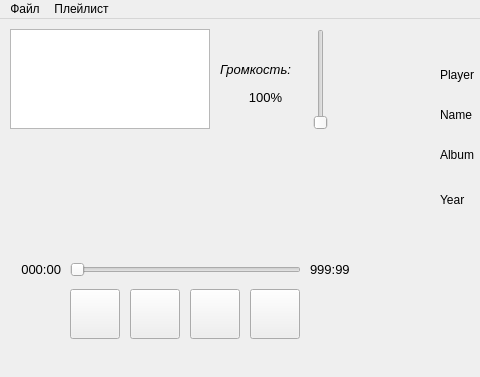
Qt form mainwindow.ui (esiole/gui_1h2020-post) before a commit; both pictures show x 0 to 480 and y 0 to 377 of the 951 by 529 pixel window.
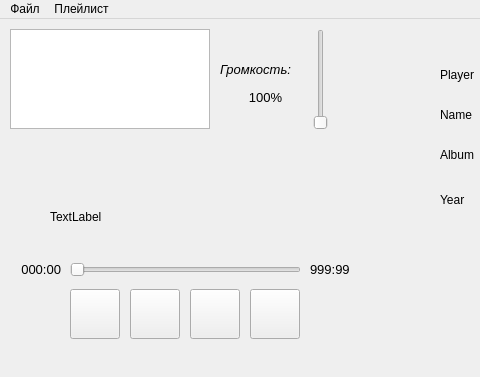
The same form after that commit. Icons and pictures are not drawn.

The edit to the form file:
```diff
--- a/mainwindow.ui
+++ b/mainwindow.ui
@@ -324,6 +324,19 @@
      </rect>
     </property>
    </widget>
+   <widget class="QLabel" name="labelFileName">
+    <property name="geometry">
+     <rect>
+      <x>50</x>
+      <y>190</y>
+      <width>281</width>
+      <height>16</height>
+     </rect>
+    </property>
+    <property name="text">
+     <string>TextLabel</string>
+    </property>
+   </widget>
   </widget>
   <widget class="QMenuBar" name="menubar">
    <property name="geometry">
```
Left out of the diff: 3 changed lines with no effect on the pictures.
